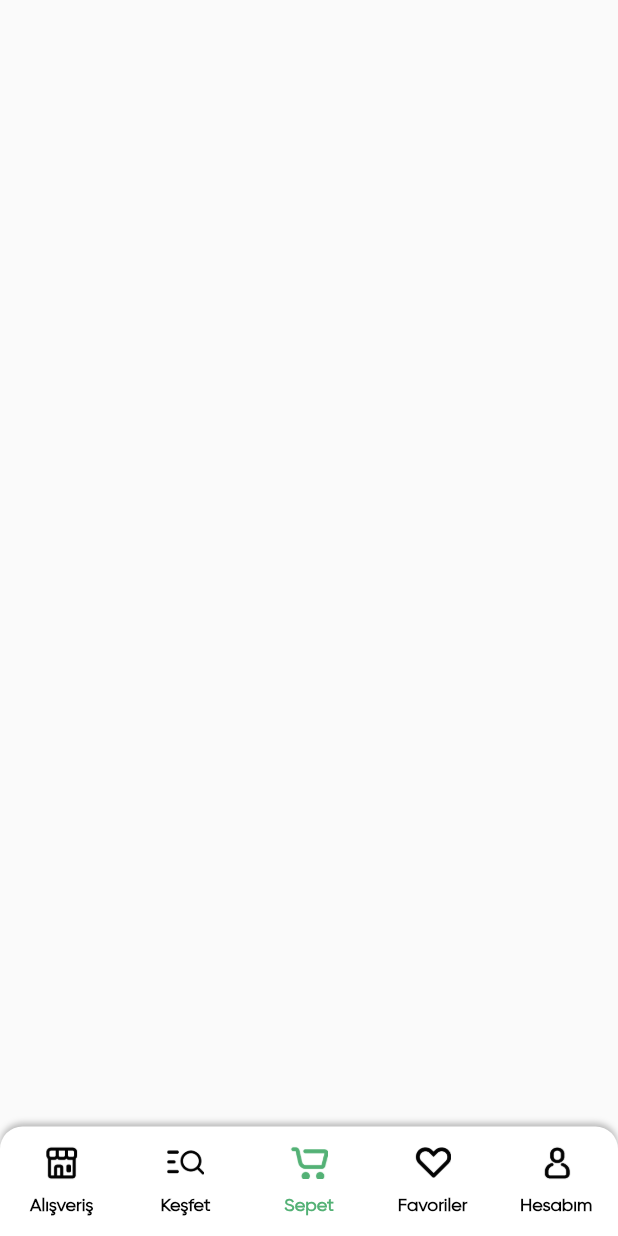
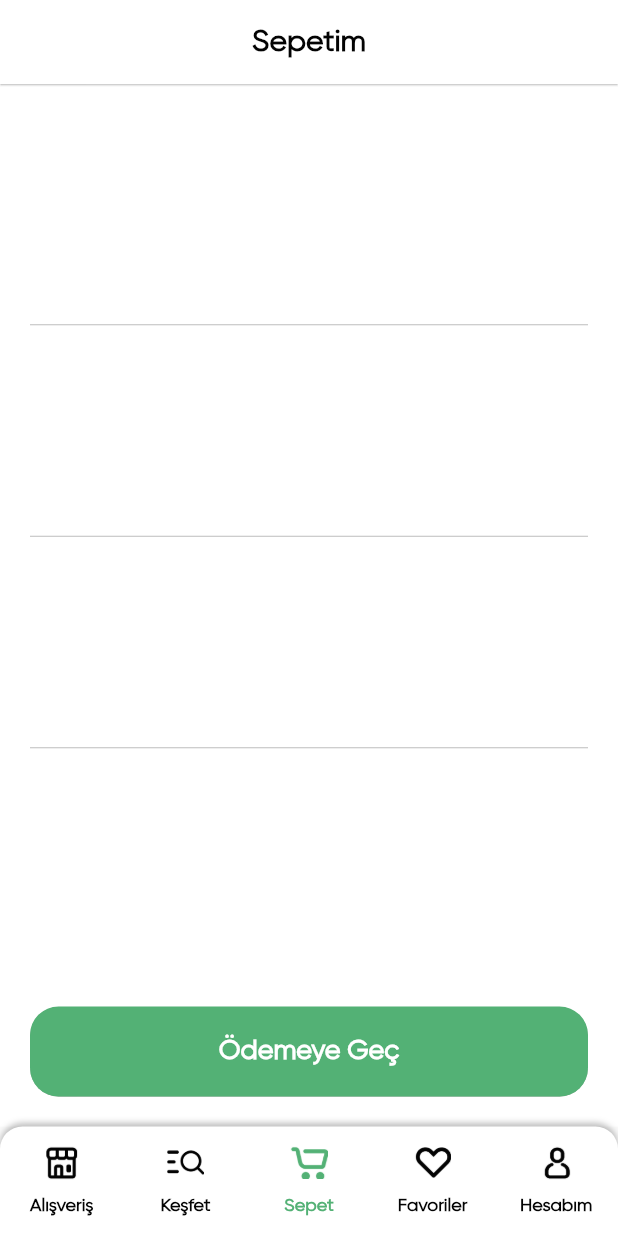
Before and after one commit to yusufakkobak34/flutter_groceries_app, a Flutter app: the screen it shows after launch, item 3 of the bottom bar chosen, on a phone screen of 412 x 824 dp. Run offline on Flutter 3.47's test engine with Material 2 defaults, Android fonts, the phone set to English and light mode, and no system bars; our stand-ins replace flutter_rating_bar; missing offline and left inert: fl_country_code_picker.

Commit message:
Add MyCartView to MainTabView

```diff
--- a/lib/view/maintab_view/main_tab_view.dart
+++ b/lib/view/maintab_view/main_tab_view.dart
@@ -2,6 +2,7 @@ import 'package:flutter/material.dart';
 import 'package:flutter_groceries_app/common/color/color_extension.dart';
 import 'package:flutter_groceries_app/view/explore/explore_view.dart';
 import 'package:flutter_groceries_app/view/home/home_view.dart';
+import 'package:flutter_groceries_app/view/my_cart/my_cart_view.dart';
 
 class MainTabView extends StatefulWidget {
   const MainTabView({super.key});
@@ -39,7 +40,7 @@ class _MainTabViewState extends State<MainTabView>
         children: [
           const HomeView(),
           const ExploreView(),
-          Container(),
+          const MyCartView(),
           Container(),
           Container(),
         ],
--- /dev/null
+++ b/lib/view/my_cart/my_cart_view.dart
@@ -0,0 +1,93 @@
+import 'package:flutter/material.dart';
+import 'package:flutter_groceries_app/common/color/color_extension.dart';
+import 'package:flutter_groceries_app/common_widgets/round_button.dart';
+
+class MyCartView extends StatefulWidget {
+  const MyCartView({super.key});
+
+  @override
+  State<MyCartView> createState() => _MyCartViewState();
+}
+
+class _MyCartViewState extends State<MyCartView> {
+  List cartArr = [
+    {
+      "name": "Acı Biber",
+      "icon": "assets/img/bell_pepper_red.png",
+      "qty": "1",
+      "unit": "1kg,fiyat",
+      "price": 1.99,
+    },
+    {
+      "name": "Yumurta",
+      "icon": "assets/img/egg_chicken_red.png",
+      "qty": "1",
+      "unit": "4adet,fiyat",
+      "price": 1.99,
+    },
+    {
+      "name": "Muz",
+      "icon": "assets/img/banana.png",
+      "qty": "1",
+      "unit": "7adet,fiyat",
+      "price": 1.99,
+    },
+    {
+      "name": "Zencefil",
+      "icon": "assets/img/ginger.png",
+      "qty": "1",
+      "unit": "250g,fiyat",
+      "price": 3.99,
+    },
+  ];
+
+  @override
+  Widget build(BuildContext context) {
+    return Scaffold(
+      appBar: AppBar(
+        backgroundColor: Colors.white,
+        elevation: 0.5,
+        centerTitle: true,
+        title: Text(
+          "Sepetim",
+          style: TextStyle(
+            color: TColor.primaryText,
+            fontSize: 20,
+            fontWeight: FontWeight.w700,
+          ),
+        ),
+      ),
+      backgroundColor: Colors.white,
+      body: Stack(
+        alignment: Alignment.bottomCenter,
+        children: [
+          ListView.separated(
+            padding: const EdgeInsets.all(20.0),
+            itemCount: cartArr.length,
+            separatorBuilder: (context, index) => const Divider(
+              color: Colors.black26,
+              height: 1,
+            ),
+            itemBuilder: (context, index) {
+              return Container(
+                height: 140,
+              );
+            },
+          ),
+          Padding(
+            padding: const EdgeInsets.all(20.0),
+            child: Column(
+              mainAxisAlignment: MainAxisAlignment.end,
+              children: [
+                RoundButton(
+                  title: "Ödemeye Geç",
+                  onPressed: () {},
+                )
+              ],
+            ),
+          )
+        ],
+      ),
+    );
+  }
+}
```
